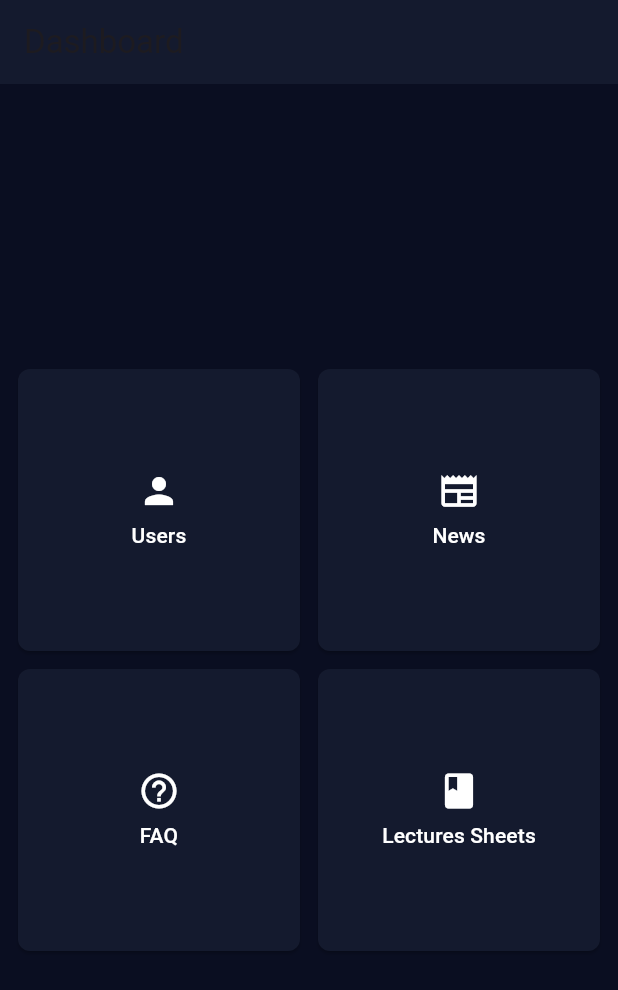
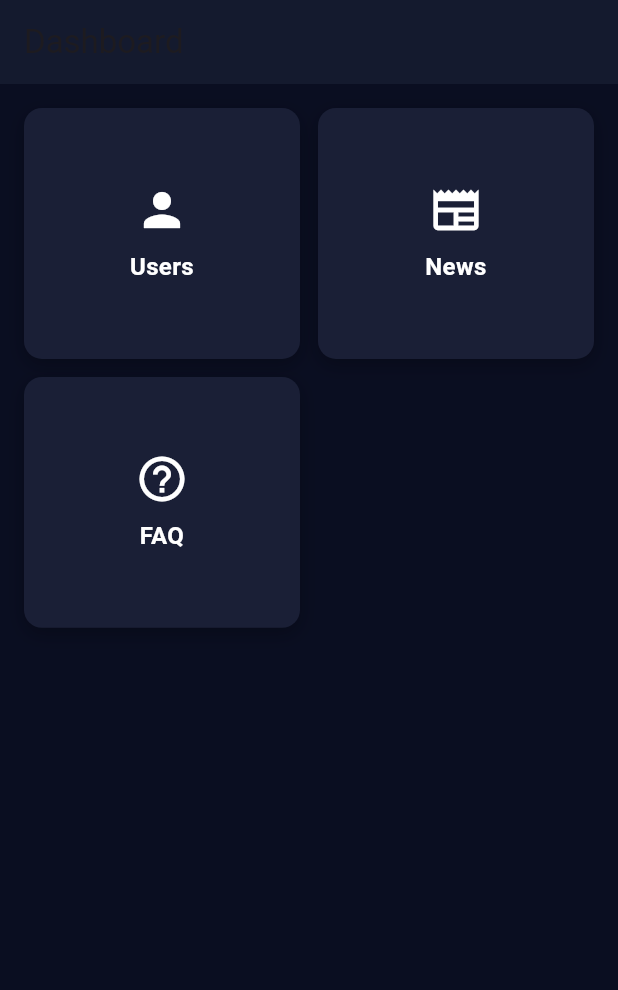
Before and after one commit to shegzibar/Futurex_dashboard, a Flutter app: the screen it shows after launch, on a phone screen of 412 x 824 dp. Shown: the top 990 px of the screen. Run offline on Flutter 3.47's test engine with Material 3 defaults, Android fonts, the phone set to English and light mode, and no system bars; our stand-ins replace cloud_firestore, file_picker, firebase_core, firebase_storage; accounts and stored records are empty.

Commit message:
fixing errors

```diff
--- a/lib/Screens/Faqs.dart
+++ b/lib/Screens/Faqs.dart
@@ -125,8 +125,14 @@ class _FAQsState extends State<FAQs> {
     return Scaffold(
       backgroundColor: const Color(0xFF0A0E21), // Background color for the whole screen
       appBar: AppBar(
-        title: const Text('FAQs'),
+        title: const Text('FAQs',style: TextStyle(color: Colors.white),),
         backgroundColor: const Color(0xFF141A2E), // Matching app theme color
+        leading: IconButton(
+          onPressed: () {
+            Navigator.pop(context);
+          },
+          icon: Icon(Icons.arrow_back, color: Colors.white),
+        ),
       ),
       floatingActionButton: FloatingActionButton(
         onPressed: () => _showFAQDialog(),
--- a/lib/Screens/Home.dart
+++ b/lib/Screens/Home.dart
@@ -2,7 +2,6 @@ import 'package:flutter/material.dart';
 import 'package:futuerx_dashboard/Screens/Faqs.dart';
 import 'package:futuerx_dashboard/Screens/News.dart';
 import 'package:futuerx_dashboard/Screens/Users.dart';
-import 'package:futuerx_dashboard/Screens/sheets.dart';
 // Import the FAQ and Lectures pages
 
 class Dashboard extends StatelessWidget {
@@ -16,15 +15,19 @@ class Dashboard extends StatelessWidget {
       ),
       body: Center(
         child: Padding(
-          padding: const EdgeInsets.all(12.0),
-          child: GridView.count(
-            crossAxisCount: 2, // Two buttons per row
+          padding: const EdgeInsets.all(16.0),
+          child: GridView.builder(
+            gridDelegate: SliverGridDelegateWithFixedCrossAxisCount(
+              crossAxisCount: 2,
               mainAxisSpacing: 12,
               crossAxisSpacing: 12,
-            shrinkWrap: true,
-            children: [
-              // Users Button
-              DashboardButton(
+              childAspectRatio: 1.1, // Adjust for card shape
+            ),
+            itemCount: 3,
+            itemBuilder: (context, index) {
+              switch (index) {
+                case 0:
+                  return DashboardButton(
                     icon: Icons.person,
                     label: 'Users',
                     onPressed: () {
@@ -33,10 +36,9 @@ class Dashboard extends StatelessWidget {
                         MaterialPageRoute(builder: (context) => UsersPage()),
                       );
                     },
-              ),
-
-              // News Button
-              DashboardButton(
+                  );
+                case 1:
+                  return DashboardButton(
                     icon: Icons.newspaper,
                     label: 'News',
                     onPressed: () {
@@ -45,33 +47,22 @@ class Dashboard extends StatelessWidget {
                         MaterialPageRoute(builder: (context) => NewsPage()),
                       );
                     },
-              ),
-
-              // FAQ Button
-              DashboardButton(
+                  );
+                case 2:
+                  return DashboardButton(
                     icon: Icons.help_outline,
                     label: 'FAQ',
                     onPressed: () {
-
                       Navigator.push(
                         context,
                         MaterialPageRoute(builder: (context) => FAQs()),
                       );
                     },
-              ),
-
-              // Lectures Button
-              DashboardButton(
-                icon: Icons.book,
-                label: 'Lectures Sheets',
-                onPressed: () {
-                  Navigator.push(
-                    context,
-                    MaterialPageRoute(builder: (context) => SheetsPage()),
                   );
+                default:
+                  return SizedBox.shrink();
+              }
             },
-              ),
-            ],
           ),
         ),
       ),
@@ -79,7 +70,7 @@ class Dashboard extends StatelessWidget {
   }
 }
 
-// Reusable DashboardButton widget with icons, optimized for smaller size
+// Reusable DashboardButton widget with a modern card style
 class DashboardButton extends StatelessWidget {
   final IconData icon;
   final String label;
@@ -93,38 +84,40 @@ class DashboardButton extends StatelessWidget {
 
   @override
   Widget build(BuildContext context) {
-    return ElevatedButton(
-      onPressed: onPressed,
-      style: ElevatedButton.styleFrom(
-        backgroundColor: const Color(0xFF141A2E),
-        padding: const EdgeInsets.all(12), // Reduced padding for compact size
-        shape: RoundedRectangleBorder(
-          borderRadius: BorderRadius.circular(8), // Slightly rounded corners
+    return InkWell(
+      onTap: onPressed,
+      borderRadius: BorderRadius.circular(12), // Rounded corners
+      splashColor: Colors.blue.withOpacity(0.3), // Splash color on tap
+      child: Container(
+        decoration: BoxDecoration(
+          color: const Color(0xFF1A1F36),
+          borderRadius: BorderRadius.circular(12),
+          boxShadow: [
+            BoxShadow(
+              color: Colors.black26,
+              blurRadius: 10,
+              offset: Offset(0, 4),
             ),
-      ).copyWith(
-        backgroundColor: MaterialStateProperty.resolveWith((states) {
-          if (states.contains(MaterialState.pressed)) {
-            return const Color(0xFF1F2A45);
-          }
-          return const Color(0xFF141A2E);
-        }),
+          ],
         ),
+        padding: const EdgeInsets.symmetric(vertical: 16, horizontal: 12),
         child: Column(
           mainAxisAlignment: MainAxisAlignment.center,
           children: [
-          Icon(icon, color: Colors.white, size: 28), // Smaller icon size
-          const SizedBox(height: 6), // Reduced spacing
+            Icon(icon, color: Colors.white, size: 36), // Adjusted icon size
+            const SizedBox(height: 8),
             Text(
               label,
               textAlign: TextAlign.center,
               style: const TextStyle(
                 color: Colors.white,
-              fontSize: 14, // Smaller font size
-              fontWeight: FontWeight.w500,
+                fontSize: 16, // Adjusted font size for modern look
+                fontWeight: FontWeight.w600,
               ),
             ),
           ],
         ),
+      ),
     );
   }
 }
```
Lines whose indentation alone changed are shown as unchanged.
